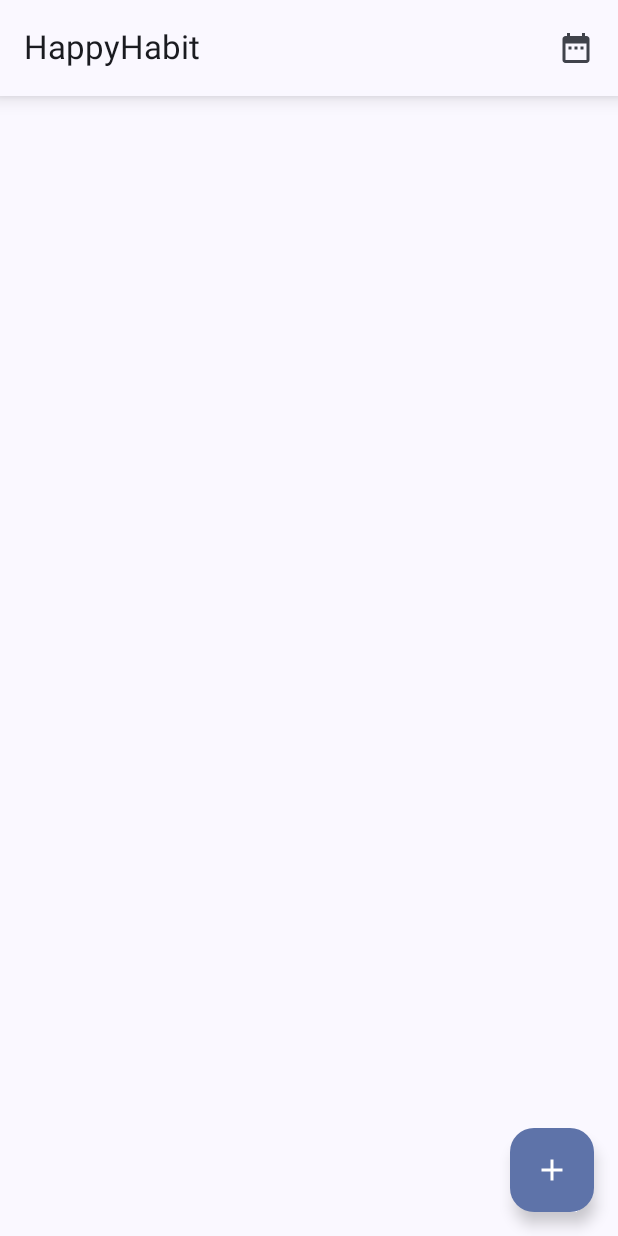
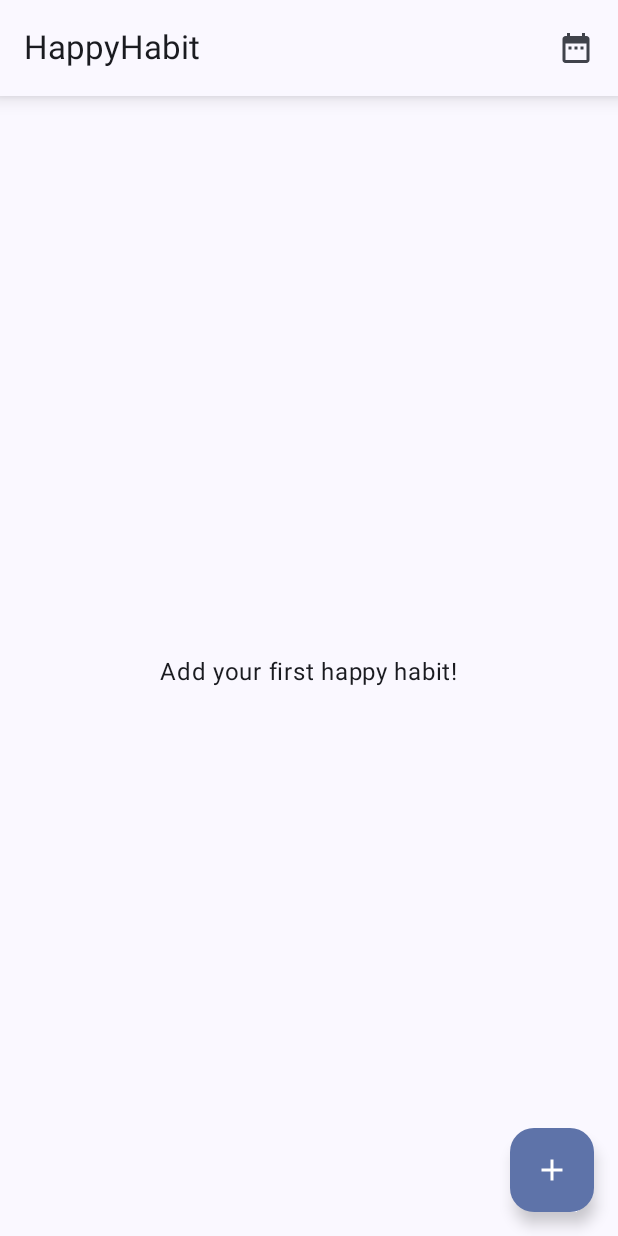
Before and after one commit to AlexanderDudenkov/HappyHabbit, an Android app built with Jetpack Compose: the screen it shows after launch (MainActivity), on a phone screen of 412 x 824 dp. Run offline under Robolectric (Android 15) with nearby library versions, the phone set to English and light mode, and no system bars; our stand-ins replace Dagger/Hilt's generated code.

Commit message:
add empty state

```diff
--- a/app/src/main/java/com/dudencov/happyhabit/presentation/home/HomeScreen.kt
+++ b/app/src/main/java/com/dudencov/happyhabit/presentation/home/HomeScreen.kt
@@ -3,6 +3,7 @@ package com.dudencov.happyhabit.presentation.home
 import android.content.Context
 import androidx.compose.foundation.clickable
 import androidx.compose.foundation.layout.Box
+import androidx.compose.foundation.layout.BoxScope
 import androidx.compose.foundation.layout.Row
 import androidx.compose.foundation.layout.fillMaxSize
 import androidx.compose.foundation.layout.fillMaxWidth
@@ -64,6 +65,7 @@ fun HomeScreen(
     ) { paddingValues ->
         Box(modifier = Modifier.padding(paddingValues)) {
             HabitList(state, onIntent)
+            EmptyState(state)
         }
     }
 }
@@ -227,6 +229,20 @@ private fun HabitItemMenu(
 }
 
 @Composable
+private fun BoxScope.EmptyState(state: HomeState) {
+    val context = LocalContext.current
+
+    if (state.emptyStateVisible) {
+        Text(
+            text = context.getString(R.string.home_empty_state_title),
+            modifier = Modifier.Companion
+                .align(alignment = Alignment.Center)
+                .testTag(HomeTestTags.EMPTY_STATE.tag)
+        )
+    }
+}
+
+@Composable
 @Preview(showBackground = true)
 fun HomeScreenPreview1() {
     HappyHabitTheme {
--- a/app/src/main/res/values/strings.xml
+++ b/app/src/main/res/values/strings.xml
@@ -1,5 +1,6 @@
 <resources>
     <string name="app_name" translatable="false">HappyHabit</string>
+    <string name="home.empty_state.title">Add your first happy habit!</string>
     <string name="weekly_progress.content_desc">Weekly progress</string>
     <string name="fab.add.content_desc">Tap to open create habit dialog</string>
     <string name="context_menu.content_desc">Tap to open context menu</string>
```
